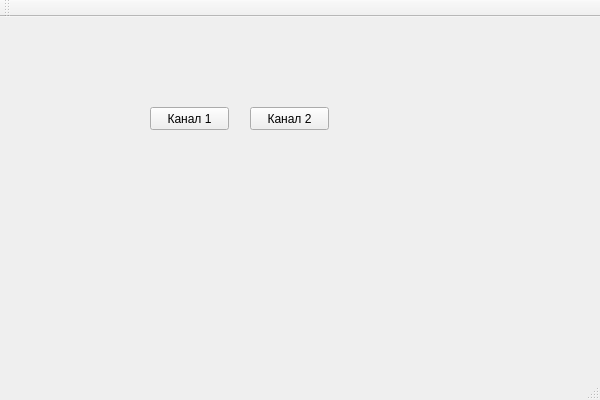
Old version of the form ui/mainwindow.ui in the repository bezgins/stbtest.
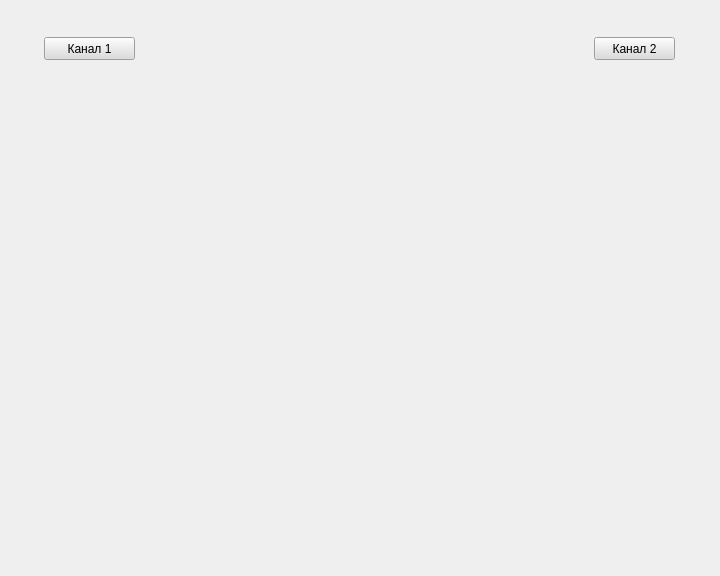
New version of the form.

Commit message: Aspect ratio works. Window is true transparent

What changed in the file:
```diff
--- a/ui/mainwindow.ui
+++ b/ui/mainwindow.ui
@@ -6,60 +6,130 @@
    <rect>
     <x>0</x>
     <y>0</y>
-    <width>600</width>
-    <height>400</height>
+    <width>720</width>
+    <height>576</height>
    </rect>
   </property>
   <property name="windowTitle">
    <string>MainWindow</string>
   </property>
   <widget class="QWidget" name="centralWidget">
+   <property name="sizePolicy">
+    <sizepolicy hsizetype="Preferred" vsizetype="Preferred">
+     <horstretch>0</horstretch>
+     <verstretch>0</verstretch>
+    </sizepolicy>
+   </property>
+   <layout class="QGridLayout" name="gridLayout_3" rowstretch="5,95,5,0" columnstretch="5,95,5">
+    <item row="0" column="1">
+     <spacer name="verticalSpacer">
+      <property name="orientation">
+       <enum>Qt::Vertical</enum>
+      </property>
+      <property name="sizeType">
+       <enum>QSizePolicy::Expanding</enum>
+      </property>
+      <property name="sizeHint" stdset="0">
+       <size>
+        <width>633</width>
+        <height>24</height>
+       </size>
+      </property>
+     </spacer>
+    </item>
+    <item row="1" column="0">
+     <spacer name="horizontalSpacer">
+      <property name="orientation">
+       <enum>Qt::Horizontal</enum>
+      </property>
+      <property name="sizeHint" stdset="0">
+       <size>
+        <width>31</width>
+        <height>503</height>
+       </size>
+      </property>
+     </spacer>
+    </item>
+    <item row="1" column="1">
+     <layout class="QGridLayout" name="gridLayout_2">
+      <property name="sizeConstraint">
+       <enum>QLayout::SetDefaultConstraint</enum>
+      </property>
+      <item row="1" column="0">
+       <widget class="QWidget" name="widget" native="true">
+        <property name="sizePolicy">
+         <sizepolicy hsizetype="Expanding" vsizetype="Expanding">
+          <horstretch>0</horstretch>
+          <verstretch>0</verstretch>
+         </sizepolicy>
+        </property>
    <widget class="QPushButton" name="channel1Button">
     <property name="geometry">
      <rect>
-      <x>150</x>
-      <y>90</y>
-      <width>79</width>
+           <x>0</x>
+           <y>0</y>
+           <width>91</width>
       <height>23</height>
      </rect>
     </property>
+         <property name="styleSheet">
+          <string notr="true">background-color: rgb(220, 220, 220);</string>
+         </property>
     <property name="text">
      <string>Канал 1</string>
     </property>
+         <property name="flat">
+          <bool>false</bool>
+         </property>
    </widget>
    <widget class="QPushButton" name="channel2Button">
     <property name="geometry">
      <rect>
-      <x>250</x>
-      <y>90</y>
-      <width>79</width>
+           <x>550</x>
+           <y>0</y>
+           <width>81</width>
       <height>23</height>
      </rect>
     </property>
+         <property name="styleSheet">
+          <string notr="true">background-color: rgb(220, 220, 220);</string>
+         </property>
     <property name="text">
      <string>Канал 2</string>
     </property>
    </widget>
   </widget>
-  <widget class="QMenuBar" name="menuBar">
-   <property name="geometry">
-    <rect>
-     <x>0</x>
-     <y>0</y>
-     <width>600</width>
-     <height>20</height>
-    </rect>
-   </property>
+      </item>
+     </layout>
+    </item>
+    <item row="1" column="2">
+     <spacer name="horizontalSpacer_2">
+      <property name="orientation">
+       <enum>Qt::Horizontal</enum>
+      </property>
+      <property name="sizeHint" stdset="0">
+       <size>
+        <width>470</width>
+        <height>183</height>
+       </size>
+      </property>
+     </spacer>
+    </item>
+    <item row="2" column="1">
+     <spacer name="verticalSpacer_2">
+      <property name="orientation">
+       <enum>Qt::Vertical</enum>
+      </property>
+      <property name="sizeHint" stdset="0">
+       <size>
+        <width>633</width>
+        <height>91</height>
+       </size>
+      </property>
+     </spacer>
+    </item>
+   </layout>
   </widget>
-  <widget class="QToolBar" name="mainToolBar">
-   <attribute name="toolBarArea">
-    <enum>TopToolBarArea</enum>
-   </attribute>
-   <attribute name="toolBarBreak">
-    <bool>false</bool>
-   </attribute>
-  </widget>
-  <widget class="QStatusBar" name="statusBar"/>
  </widget>
  <layoutdefault spacing="6" margin="11"/>
  <resources/>
```
Lines whose indentation alone changed are shown as unchanged. The commit also changes 4 other files.
